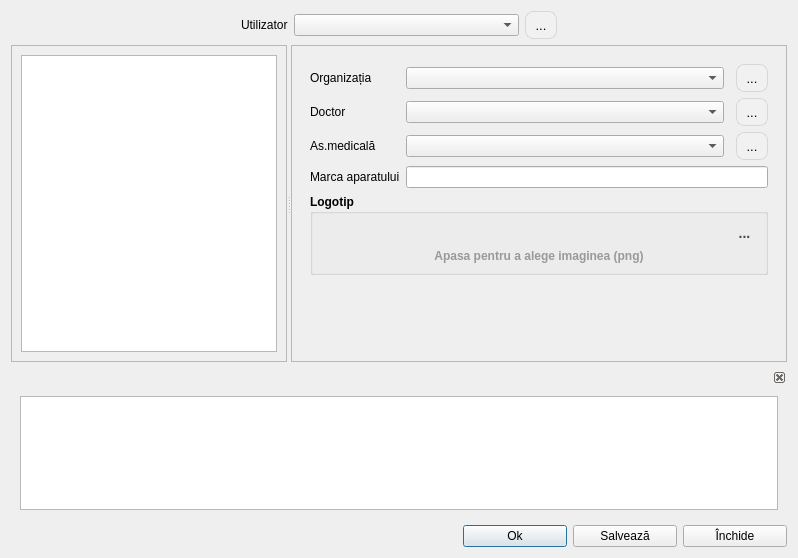
Before: the Qt Designer form data/userpreferences.ui in debalex77/USG, drawn with Qt 5.
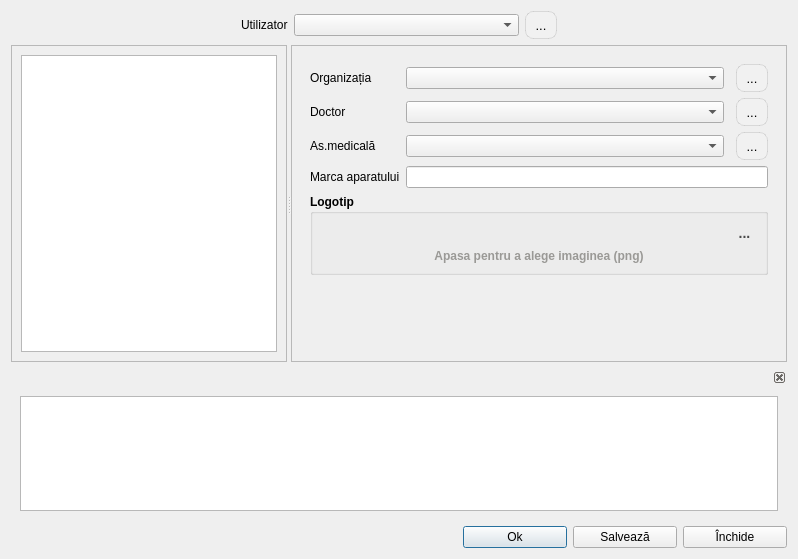
After: the same form once the commit is applied. Icons and pictures are not drawn.

```diff
--- a/data/userpreferences.ui
+++ b/data/userpreferences.ui
@@ -7,7 +7,7 @@
     <x>0</x>
     <y>0</y>
     <width>798</width>
-    <height>558</height>
+    <height>559</height>
    </rect>
   </property>
   <property name="font">
```
Left out of the diff: 18 changed lines with no effect on the pictures.
